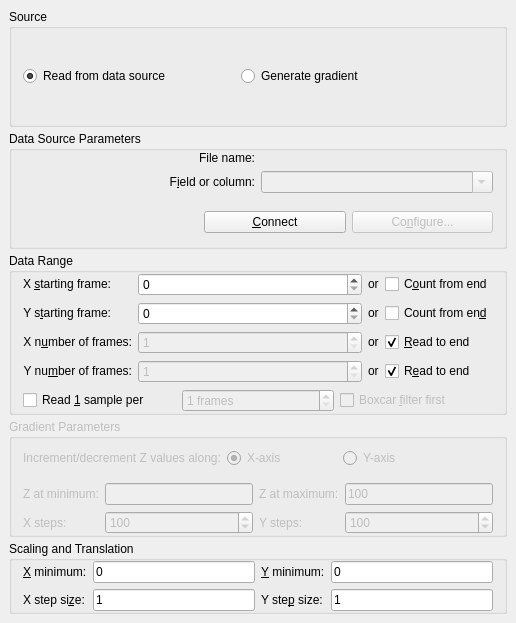
This is src/libkstapp/matrixtab.ui in Kst-plot/kst as Qt 5 draws it before an edit. The edited form follows.
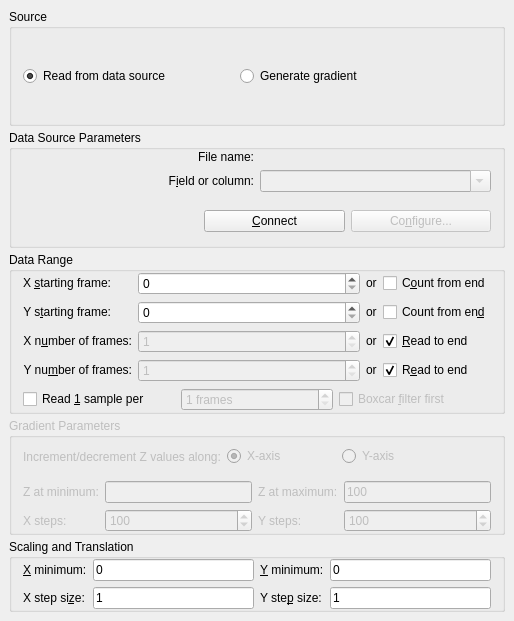
This is the edited form. Custom widgets are drawn as their Qt base class.

Diff of the .ui file:
```diff
--- a/src/libkstapp/matrixtab.ui
+++ b/src/libkstapp/matrixtab.ui
@@ -6,8 +6,8 @@
    <rect>
     <x>0</x>
     <y>0</y>
-    <width>516</width>
-    <height>623</height>
+    <width>514</width>
+    <height>621</height>
    </rect>
   </property>
   <layout class="QGridLayout">
```
Left out of the diff: 2 changed lines with no effect on the pictures.
